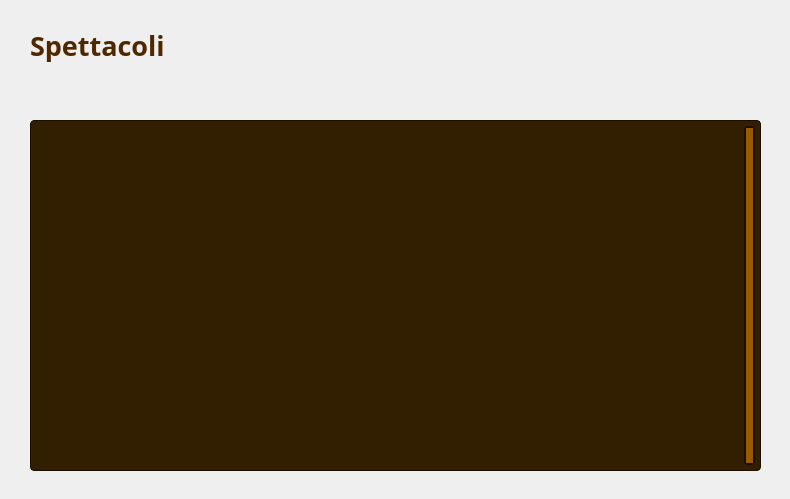
Before: the Qt Designer form Viste/VistaVisualizzaSpettacoliCliente.ui in GiacomoPrincipi/CineMax, drawn with Qt 5.
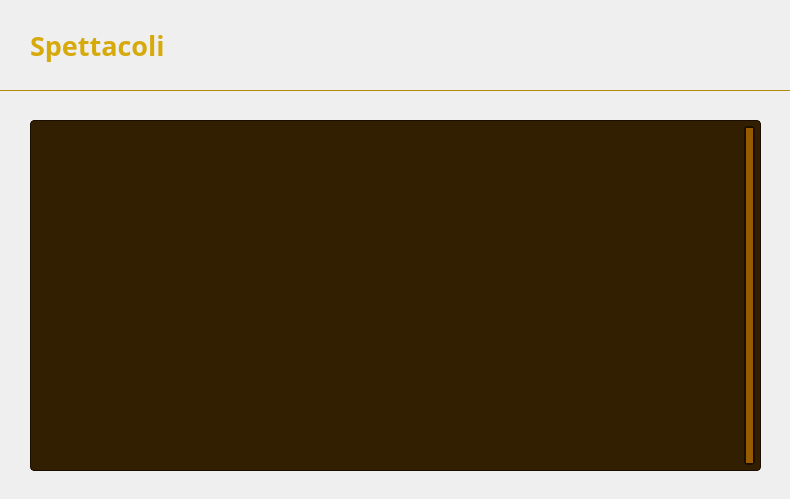
After: the same form once the commit is applied. Icons and pictures are not drawn. Custom widgets are drawn as their Qt base class.

```diff
--- a/Viste/VistaVisualizzaSpettacoliCliente.ui
+++ b/Viste/VistaVisualizzaSpettacoliCliente.ui
@@ -59,7 +59,7 @@
    </property>
    <property name="styleSheet">
     <string notr="true">QLabel {
-    color: #502800;
+    color: #D7AA0C;
 }</string>
    </property>
    <property name="text">
@@ -105,6 +105,10 @@
         stop: 0 #965A00,
         stop: 1 #B46E00
     );
+    border: 1px solid #AF8C0A;
+    border-top: none;
+    border-left: none;
+    border-right: none;
 }</string>
    </property>
    <property name="text">
```
Left out of the diff: 10 changed lines with no effect on the pictures.
